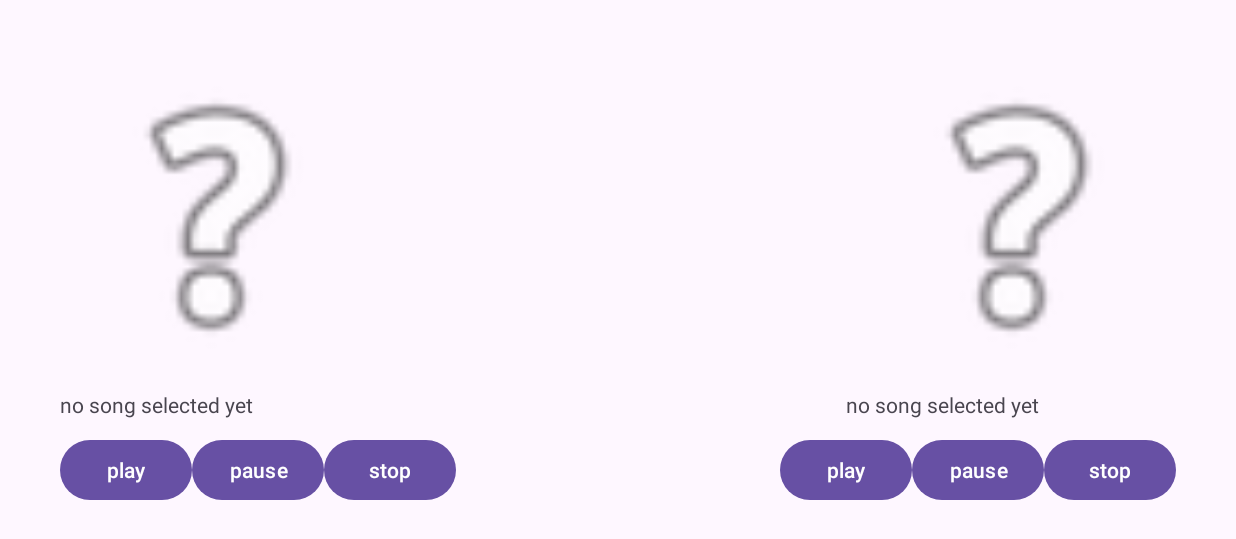
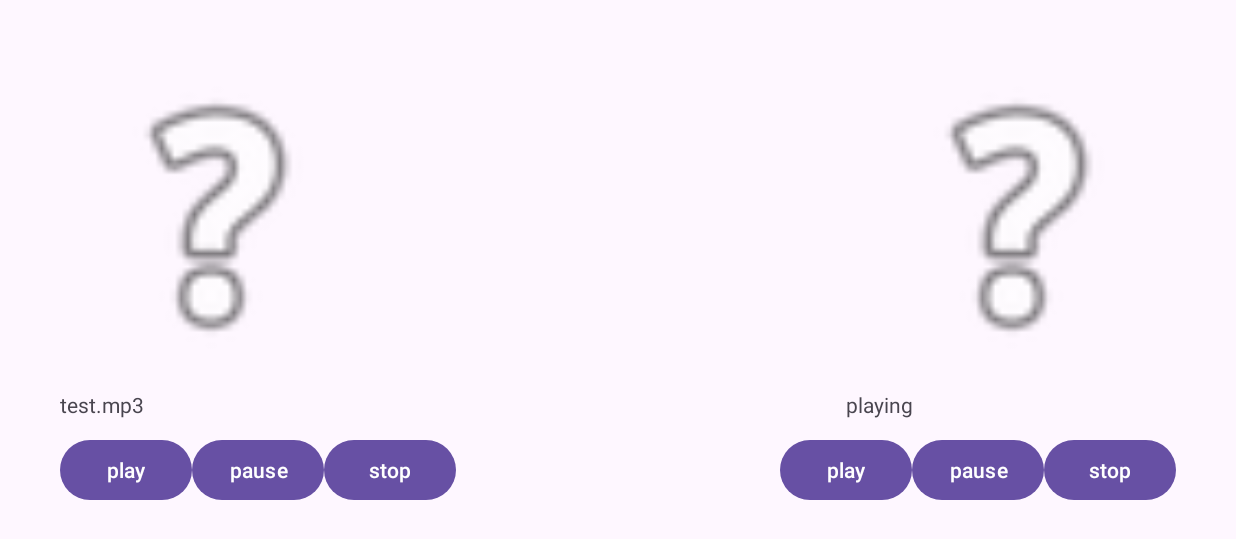
Before and after one commit to IMaDOGE/portableDJ, an Android app: the screen it shows after launch (MainActivity), after a tap on "play", on a phone screen of 824 x 412 dp (held sideways). Shown: the top 539 px of the screen. Run offline under Robolectric (Android 15) with nearby library versions, the phone set to English and light mode, and no system bars; 2 other taps on this screen came first.

Commit message:
basic functionality for concept demo

```diff
--- a/app/src/main/java/hu/unideb/inf/mobil2023/projekt2/MainActivity.java
+++ b/app/src/main/java/hu/unideb/inf/mobil2023/projekt2/MainActivity.java
@@ -4,34 +4,78 @@ import androidx.appcompat.app.AppCompatActivity;
 
 import android.content.pm.ActivityInfo;
 import android.os.Bundle;
+import android.util.Log;
 import android.view.View;
+import android.widget.TextView;
 
 public class MainActivity extends AppCompatActivity {
+    private String filePath;
+    private final String testFileName = "test.mp3";
+
+    private final MusicPlayer musicPlayerLeft = new MusicPlayer();
+    private final MusicPlayer musicPlayerRight = new MusicPlayer();
+
+    private TextView titleLeft;
+    private TextView titleRight;
+
 
     @Override
     protected void onCreate(Bundle savedInstanceState) {
+        Log.i("## status", "entering onCreate..");
         super.onCreate(savedInstanceState);
+        setRequestedOrientation(ActivityInfo.SCREEN_ORIENTATION_LANDSCAPE); // force landscape mode
+        setContentView(R.layout.activity_main);
 
-        setRequestedOrientation(ActivityInfo.SCREEN_ORIENTATION_LANDSCAPE); // force landscape mode
+        filePath = this.getFilesDir().getParent();
 
-        setContentView(R.layout.activity_main);
+
+        titleLeft = findViewById(R.id.songTitleLeft);
+
+        titleRight = findViewById(R.id.songTitleRight);
+
+        Log.e("## status", "leaving onCreate..");
     }
 
-    public void leftPlayPressed(View view) {
+    public void leftPlayPressed(View view)
+    {
+        musicPlayerLeft.playThisSong(filePath + testFileName);
+        titleRight.setText("playing");
+
+        titleLeft.setText(testFileName);
     }
 
-    public void leftPausePressed(View view) {
+    public void leftPausePressed(View view)
+    {
+        // pause song temporarily
+
+        titleLeft.setText("paused");
     }
 
-    public void leftStopPressed(View view) {
+    public void leftStopPressed(View view)
+    {
+        musicPlayerLeft.stopThisSong();
+
+        titleLeft.setText("stopped");
     }
 
-    public void rightPlayPressed(View view) {
+    public void rightPlayPressed(View view)
+    {
+        // plays song..
+
+        titleRight.setText("playing");
     }
 
-    public void rightPausePressed(View view) {
+    public void rightPausePressed(View view)
+    {
+        // pause song temporarily
+
+        titleRight.setText("paused");
     }
 
-    public void rightStopPressed(View view) {
+    public void rightStopPressed(View view)
+    {
+        // remove song completely
+
+        titleRight.setText("stopped");
     }
 }
--- /dev/null
+++ b/app/src/main/java/hu/unideb/inf/mobil2023/projekt2/MusicPlayer.java
@@ -0,0 +1,56 @@
+package hu.unideb.inf.mobil2023.projekt2;
+
+import android.media.MediaPlayer;
+import android.util.Log;
+
+public class MusicPlayer
+{
+    private final MediaPlayer musicPlayer = new MediaPlayer();
+    public void playThisSong(String path) {
+        try
+        {
+            if (!musicPlayer.isPlaying())
+            {
+                musicPlayer.setDataSource(path);
+                musicPlayer.prepare();
+                // Start playing the Music file
+                musicPlayer.start();
+            }
+            else
+            {
+                musicPlayer.reset();
+                musicPlayer.start();
+            }
+        }
+        catch (Exception e)
+        {
+            Log.e("MusicPlayerError", e.getMessage());
+        }
+    }
+
+    public void pauseThisSong()
+    {
+        try
+        {
+            musicPlayer.pause();
+        }
+
+        catch(Exception e)
+        {
+            Log.e("MusicPlayerError", e.getMessage());
+        }
+    }
+
+    public void stopThisSong()
+    {
+        try
+        {
+            musicPlayer.stop();
+        }
+
+        catch (Exception e)
+        {
+            Log.e("MusicPlayerError", e.getMessage());
+        }
+    }
+}
--- a/app/src/main/res/layout/activity_main.xml
+++ b/app/src/main/res/layout/activity_main.xml
@@ -109,4 +109,5 @@
         android:text="stop"
         app:layout_constraintEnd_toEndOf="parent"
         app:layout_constraintTop_toBottomOf="@+id/songTitleRight" />
+
 </androidx.constraintlayout.widget.ConstraintLayout>
```
